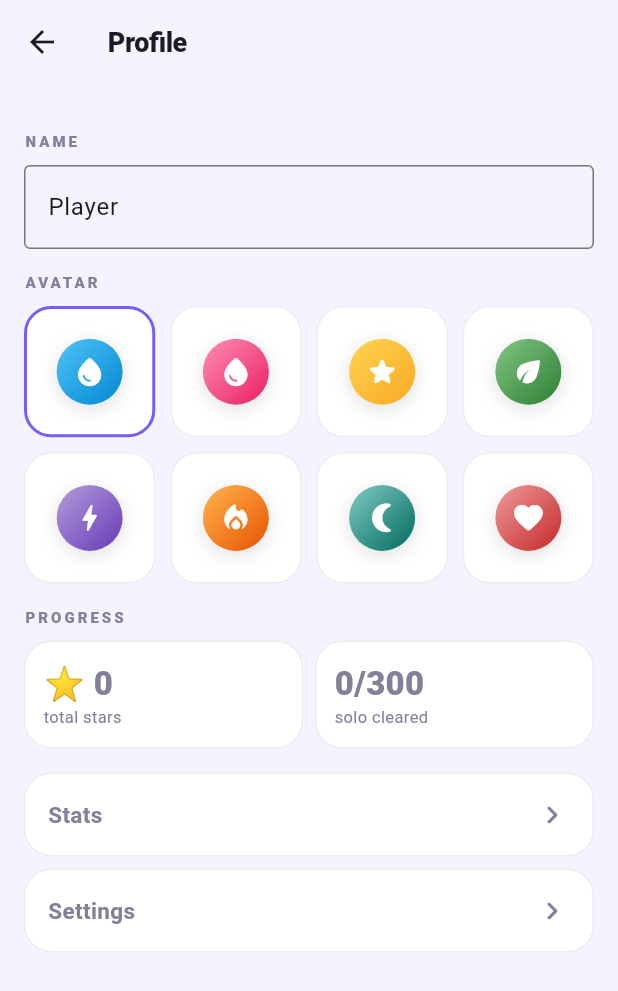
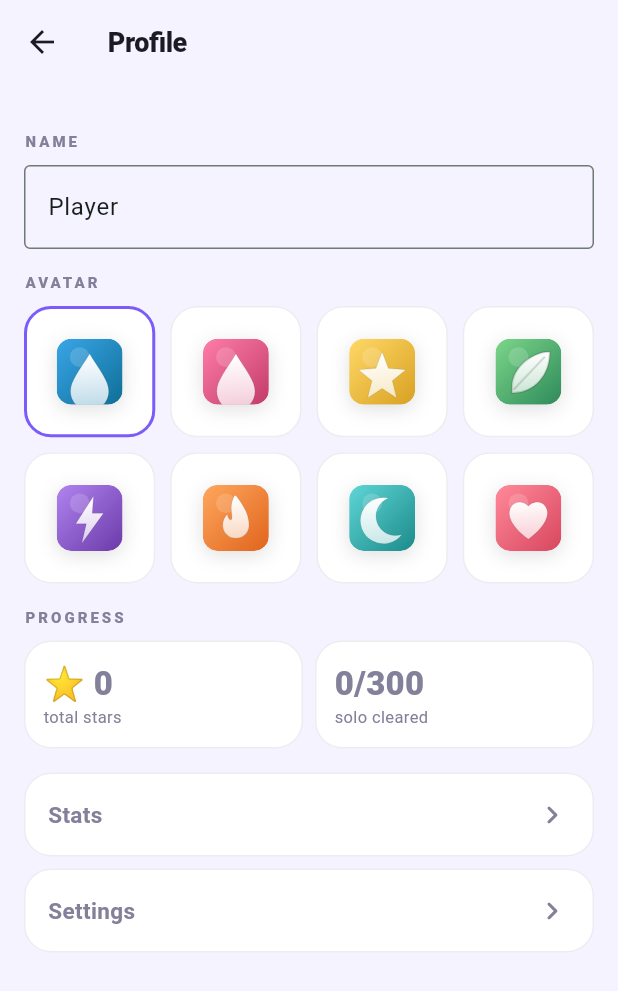
Before and after one commit to hamoodcode990/vialo, a Flutter app: the ProfileScreen screen opened directly, on a phone screen of 412 x 824 dp. Shown: the top 991 px of the screen. Run offline on Flutter 3.47's test engine with Material 3 defaults, Android fonts, the phone set to English and light mode, and no system bars; our stand-ins replace flutter_riverpod, flutter_svg, google_mobile_ads, shared_preferences; missing offline and left inert: purchases_flutter; accounts and stored records are empty.

Commit message:
Step 8: replace icon-on-gradient avatar placeholders with the real SVG art
Bundles the 8 provided avatar SVGs as Flutter assets (flutter_svg) and
renders them directly in AvatarGlyph instead of the Icon-on-gradient
stand-in from the prior pass. The art is a rounded-square tile with the
gradient and glyph baked in, so AvatarGlyph now clips to that same
corner ratio rather than forcing a circle.

Co-Authored-By: Claude Sonnet 5 <noreply@anthropic.com>
Claude-Session: https://claude.ai/code/session_01K5TQm8Z1pNKkkXbeuEBxdx

```diff
--- a/app/lib/theme/cosmetics.dart
+++ b/app/lib/theme/cosmetics.dart
@@ -1,32 +1,31 @@
 import 'package:flutter/material.dart';
+import 'package:flutter_svg/flutter_svg.dart';
 
 /// Avatar and background cosmetics.
 ///
-/// Avatars: 8 functional placeholders (icon-on-gradient-circle), standing
-/// in for real hand-drawn art that hasn't been delivered into this repo
-/// yet — see AvatarGlyph below for the "why pure-Flutter, not image
-/// assets" note. Flag back once real SVG/PNG art exists; swapping it in
-/// only means changing AvatarGlyph's build() to an Image/SvgPicture, the
-/// ids and picker UI don't need to change.
+/// Avatars: 8 placeholder icons (flat vector, icon-on-gradient-tile),
+/// shipped as self-contained SVGs under assets/avatars/ — the tile
+/// background, gradient, and glyph are all baked into each file, so
+/// AvatarGlyph just draws the SVG and clips it to match its own rounded-
+/// square art direction. Still functional placeholders, not final art.
 ///
 /// Backgrounds are a hue-rotate on the animated gradient rather than
 /// separate art, ported from decant.html's BGSKINS array.
 class AvatarOption {
   final String id;
-  final IconData icon;
-  final List<Color> gradient;
-  const AvatarOption(this.id, this.icon, this.gradient);
+  final String asset;
+  const AvatarOption(this.id, this.asset);
 }
 
 const List<AvatarOption> kAvatars = [
-  AvatarOption('drop_blue', Icons.water_drop_rounded, [Color(0xFF4FC3F7), Color(0xFF0288D1)]),
-  AvatarOption('drop_pink', Icons.water_drop_rounded, [Color(0xFFFF8FB1), Color(0xFFE91E63)]),
-  AvatarOption('star_gold', Icons.star_rounded, [Color(0xFFFFD54F), Color(0xFFF9A825)]),
-  AvatarOption('leaf_green', Icons.eco_rounded, [Color(0xFF81C784), Color(0xFF2E7D32)]),
-  AvatarOption('bolt_purple', Icons.bolt_rounded, [Color(0xFFB39DDB), Color(0xFF673AB7)]),
-  AvatarOption('flame_orange', Icons.local_fire_department_rounded, [Color(0xFFFFB74D), Color(0xFFE65100)]),
-  AvatarOption('moon_teal', Icons.nightlight_round, [Color(0xFF80CBC4), Color(0xFF00695C)]),
-  AvatarOption('heart_red', Icons.favorite_rounded, [Color(0xFFEF9A9A), Color(0xFFC62828)]),
+  AvatarOption('drop_blue', 'assets/avatars/drop_blue.svg'),
+  AvatarOption('drop_pink', 'assets/avatars/drop_pink.svg'),
+  AvatarOption('star_gold', 'assets/avatars/star_gold.svg'),
+  AvatarOption('leaf_green', 'assets/avatars/leaf_green.svg'),
+  AvatarOption('bolt_purple', 'assets/avatars/bolt_purple.svg'),
+  AvatarOption('flame_orange', 'assets/avatars/flame_orange.svg'),
+  AvatarOption('moon_teal', 'assets/avatars/moon_teal.svg'),
+  AvatarOption('heart_red', 'assets/avatars/heart_red.svg'),
 ];
 
 AvatarOption avatarById(String id) =>
@@ -53,8 +52,10 @@ BackgroundSkin backgroundSkinById(String id) => kBackgroundSkins.firstWhere(
       orElse: () => kBackgroundSkins.first,
     );
 
-/// Icon-on-gradient-circle avatar rendering, shared by the header chip and
-/// the profile picker grid so both stay pixel-for-pixel consistent.
+/// Avatar tile rendering, shared by the header chip and the profile picker
+/// grid so both stay pixel-for-pixel consistent. The SVG art is already a
+/// rounded square (rx 44 on a 200x200 canvas — a ~0.22 corner ratio), so
+/// this clips to that same ratio rather than forcing a circle.
 class AvatarGlyph extends StatelessWidget {
   final AvatarOption avatar;
   final double size;
@@ -64,17 +65,19 @@ class AvatarGlyph extends StatelessWidget {
 
   @override
   Widget build(BuildContext context) {
+    final radius = size * 0.22;
     return Container(
       width: size,
       height: size,
-      alignment: Alignment.center,
       decoration: BoxDecoration(
-        shape: BoxShape.circle,
+        borderRadius: BorderRadius.circular(radius),
         border: ring ? Border.all(color: Colors.white, width: 2) : null,
-        gradient: LinearGradient(begin: Alignment.topLeft, end: Alignment.bottomRight, colors: avatar.gradient),
         boxShadow: [BoxShadow(color: Colors.black.withValues(alpha: 0.12), blurRadius: 10, offset: const Offset(0, 3))],
       ),
-      child: Icon(avatar.icon, size: size * 0.52, color: Colors.white),
+      child: ClipRRect(
+        borderRadius: BorderRadius.circular(radius),
+        child: SvgPicture.asset(avatar.asset, width: size, height: size, fit: BoxFit.cover),
+      ),
     );
   }
 }
--- a/app/pubspec.yaml
+++ b/app/pubspec.yaml
@@ -38,6 +38,7 @@ dependencies:
   flutter_riverpod: ^3.4.2
   purchases_flutter: ^10.10.1
   google_mobile_ads: ^9.1.0
+  flutter_svg: ^2.2.1
 
 dev_dependencies:
   flutter_test:
@@ -66,6 +67,8 @@ flutter:
   # assets:
   #   - images/a_dot_burr.jpeg
   #   - images/a_dot_ham.jpeg
+  assets:
+    - assets/avatars/
 
   # An image asset can refer to one or more resolution-specific "variants", see
   # https://flutter.dev/to/resolution-aware-images
```
Also changed, not shown: app/assets/avatars/bolt_purple.svg (added), app/assets/avatars/drop_blue.svg (added), app/assets/avatars/drop_pink.svg (added), app/assets/avatars/flame_orange.svg (added), app/assets/avatars/heart_red.svg (added), app/assets/avatars/leaf_green.svg (added), app/assets/avatars/moon_teal.svg (added), app/assets/avatars/star_gold.svg (added), app/pubspec.lock.
